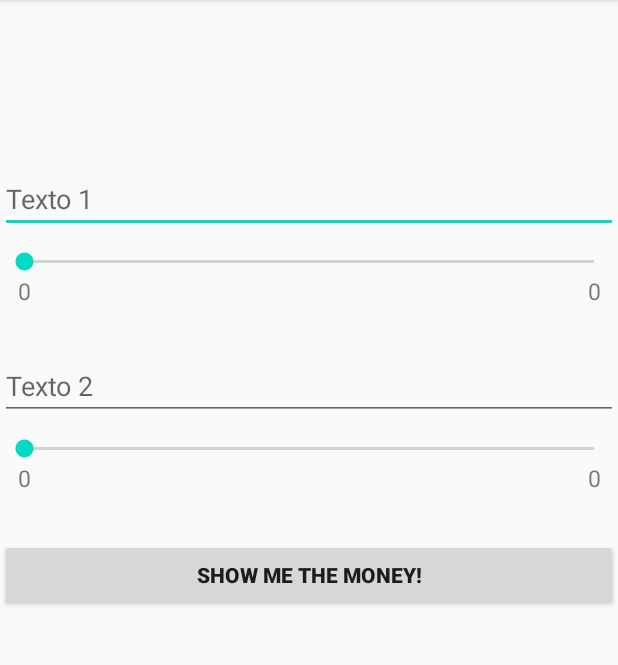
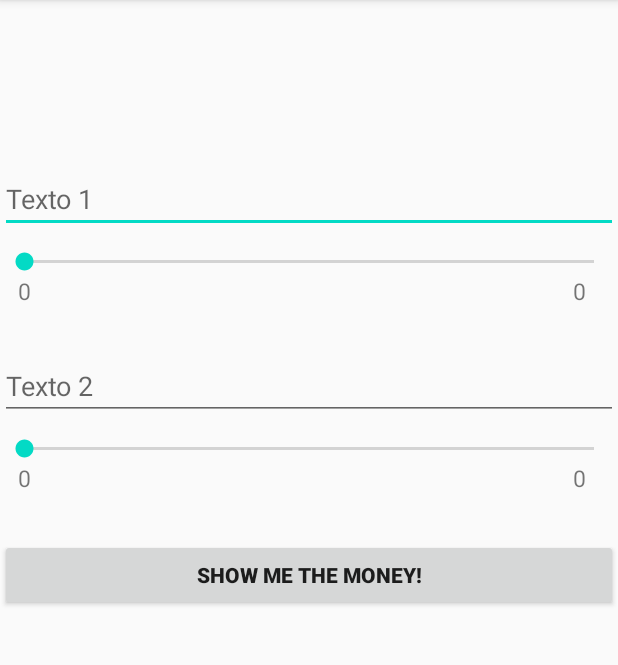
Before and after one commit to ultra-slimer/AS-TP1-Oyhambure, an Android app: the screen it shows after launch (MainActivity), after a tap on an icon or button, on a phone screen of 412 x 824 dp, the part 84-749 px from its top. Run offline under Robolectric (Android 15) with nearby library versions, the phone set to English and light mode, and no system bars; 1 other tap on this screen came first.

Commit message:
Nada cambia la vida sigue

```diff
--- a/app/src/main/res/layout/activity_main.xml
+++ b/app/src/main/res/layout/activity_main.xml
@@ -47,7 +47,7 @@
             android:layout_height="wrap_content"
             android:text="10"
             android:textSize="15sp"
-            android:layout_marginLeft="350sp"
+            android:layout_marginLeft="340sp"
             android:id="@+id/Max1"
             ></TextView>
     </LinearLayout>
@@ -83,7 +83,7 @@
             android:layout_height="wrap_content"
             android:text="10"
             android:textSize="15sp"
-            android:layout_marginLeft="350sp"
+            android:layout_marginLeft="340sp"
             android:id="@+id/Max2"
             ></TextView>
     </LinearLayout>
```
